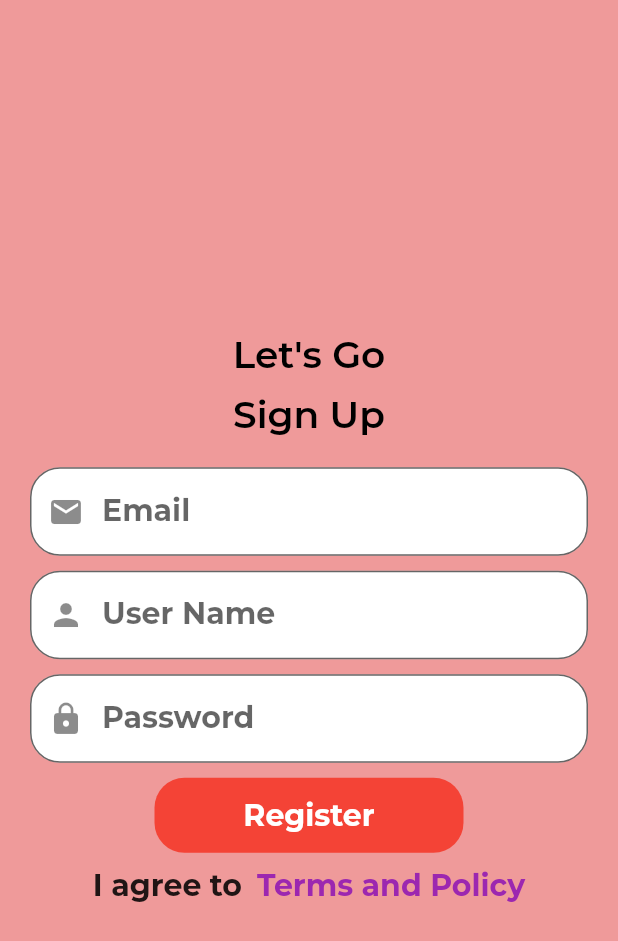
After one commit to Adil-Rangila/tik_tok, a Flutter app: the screen it shows after launch, after a tap on "Register", on a phone screen of 412 x 824 dp. The commit adds this screen. Shown: the top 941 px of the screen. Run offline on Flutter 3.47's test engine with Material 2 defaults, Android fonts, the phone set to English and light mode, and no system bars; our stand-ins replace cloud_firestore, firebase_auth, firebase_core, get, google_fonts; accounts and stored records are empty; network calls fail.

Commit message:
getx added and fireabase setup and auth is working with firestore data adding in user table

```diff
--- a/lib/main.dart
+++ b/lib/main.dart
@@ -1,7 +1,11 @@
+import 'package:firebase_core/firebase_core.dart';
 import 'package:flutter/material.dart';
 import 'package:tik_tok/navigation.dart';
+import 'package:get/get.dart';
 
-void main() {
+void main() async {
+  WidgetsFlutterBinding.ensureInitialized();
+  await Firebase.initializeApp();
   runApp(MyApp());
 }
 
@@ -9,7 +13,7 @@ class MyApp extends StatelessWidget {
   // This widget is the root of your application.
   @override
   Widget build(BuildContext context) {
-    return MaterialApp(
+    return GetMaterialApp(
       debugShowCheckedModeBanner: false,
       title: 'Tik Tok',
       home: NavigationPage(),
--- a/lib/navigation.dart
+++ b/lib/navigation.dart
@@ -1,5 +1,7 @@
 import 'package:flutter/material.dart';
+import 'package:tik_tok/signup.dart';
 import 'package:tik_tok/variables.dart';
+import 'package:get/get.dart';
 
 import 'home.dart';
 
@@ -100,9 +102,12 @@ class _LoginState extends State<Login> {
                   style: myStyle(20),
                 ),
                 SizedBox(width: 10),
-                Text(
-                  'Register',
-                  style: myStyle(20, Colors.purple),
+                InkWell(
+                  onTap: () => Get.to(SignUp()),
+                  child: Text(
+                    'Register',
+                    style: myStyle(20, Colors.purple),
+                  ),
                 )
               ],
             )
--- /dev/null
+++ b/lib/policy.dart
@@ -0,0 +1,8 @@
+import 'package:flutter/material.dart';
+
+class Policy extends StatelessWidget {
+  @override
+  Widget build(BuildContext context) {
+    return Scaffold();
+  }
+}
--- /dev/null
+++ b/lib/signup.dart
@@ -0,0 +1,139 @@
+import 'package:firebase_auth/firebase_auth.dart';
+import 'package:flutter/material.dart';
+import 'package:get/get.dart';
+import 'package:tik_tok/policy.dart';
+import 'package:tik_tok/variables.dart';
+
+class SignUp extends StatelessWidget {
+  final emailController = TextEditingController();
+  final userNameController = TextEditingController();
+  final passwordController = TextEditingController();
+
+  registerUser() {
+    FirebaseAuth.instance
+        .createUserWithEmailAndPassword(
+            email: emailController.text, password: passwordController.text)
+        .then((singndUser) {
+      userCollection.doc(singndUser.user.uid).set({
+        'username': userNameController.text,
+        'password': passwordController.text,
+        'email': emailController.text,
+        'userid': singndUser.user.uid,
+        'profilepic':
+            'https://www.pngkey.com/png/detail/115-1150152_default-profile-picture-avatar-png-green.png'
+      });
+    });
+  }
+
+  @override
+  Widget build(BuildContext context) {
+    return Scaffold(
+      body: Container(
+        alignment: Alignment.center,
+        color: Colors.red[200],
+        child: Column(
+          mainAxisAlignment: MainAxisAlignment.center,
+          children: [
+            Text(
+              'Let\'s Go',
+              style: myStyle(25, Colors.black, FontWeight.w600),
+            ),
+            SizedBox(height: 10),
+            Text(
+              'Sign Up',
+              style: myStyle(25, Colors.black, FontWeight.w600),
+            ),
+            SizedBox(height: 20),
+            Container(
+              margin: EdgeInsets.symmetric(horizontal: 20),
+              child: TextField(
+                controller: emailController,
+                decoration: InputDecoration(
+                  labelText: 'Email',
+                  labelStyle: myStyle(20),
+                  filled: true,
+                  fillColor: Colors.white,
+                  prefixIcon: Icon(Icons.mail),
+                  border: OutlineInputBorder(
+                    borderRadius: BorderRadius.circular(20),
+                  ),
+                ),
+              ),
+            ),
+            SizedBox(height: 10),
+            Container(
+              margin: EdgeInsets.symmetric(horizontal: 20),
+              child: TextField(
+                controller: userNameController,
+                decoration: InputDecoration(
+                  labelText: 'User Name',
+                  labelStyle: myStyle(20),
+                  filled: true,
+                  fillColor: Colors.white,
+                  prefixIcon: Icon(Icons.person),
+                  border: OutlineInputBorder(
+                    borderRadius: BorderRadius.circular(20),
+                  ),
+                ),
+              ),
+            ),
+            SizedBox(height: 10),
+            Container(
+              margin: EdgeInsets.symmetric(horizontal: 20),
+              child: TextField(
+                controller: passwordController,
+                obscureText: true,
+                decoration: InputDecoration(
+                  labelText: 'Password',
+                  labelStyle: myStyle(20),
+                  filled: true,
+                  fillColor: Colors.white,
+                  prefixIcon: Icon(Icons.lock),
+                  border: OutlineInputBorder(
+                    borderRadius: BorderRadius.circular(20),
+                  ),
+                ),
+              ),
+            ),
+            SizedBox(height: 10),
+            InkWell(
+              onTap: () => registerUser(),
+              child: Container(
+                width: MediaQuery.of(context).size.width / 2,
+                height: 50,
+                decoration: BoxDecoration(
+                  color: Colors.red,
+                  borderRadius: BorderRadius.circular(20),
+                ),
+                child: Center(
+                  child: Text(
+                    'Register',
+                    style: myStyle(20, Colors.white),
+                  ),
+                ),
+              ),
+            ),
+            SizedBox(height: 10),
+            Row(
+              mainAxisAlignment: MainAxisAlignment.center,
+              children: [
+                Text(
+                  'I agree to',
+                  style: myStyle(20),
+                ),
+                SizedBox(width: 10),
+                InkWell(
+                  onTap: () => Get.to(Policy()),
+                  child: Text(
+                    'Terms and Policy',
+                    style: myStyle(20, Colors.purple),
+                  ),
+                )
+              ],
+            )
+          ],
+        ),
+      ),
+    );
+  }
+}
--- a/lib/variables.dart
+++ b/lib/variables.dart
@@ -1,3 +1,4 @@
+import 'package:cloud_firestore/cloud_firestore.dart';
 import 'package:flutter/material.dart';
 import 'package:google_fonts/google_fonts.dart';
 
@@ -8,3 +9,5 @@ myStyle(double size, [Color color, FontWeight fontWeight = FontWeight.w700]) {
     fontWeight: fontWeight,
   );
 }
+
+final userCollection = FirebaseFirestore.instance.collection('users');
--- a/pubspec.yaml
+++ b/pubspec.yaml
@@ -33,6 +33,7 @@ dependencies:
   firebase_auth:
   firebase_storage:
   google_fonts:
+  get:
 
 dev_dependencies:
   flutter_test:
```
Also changed, not shown: pubspec.lock.
